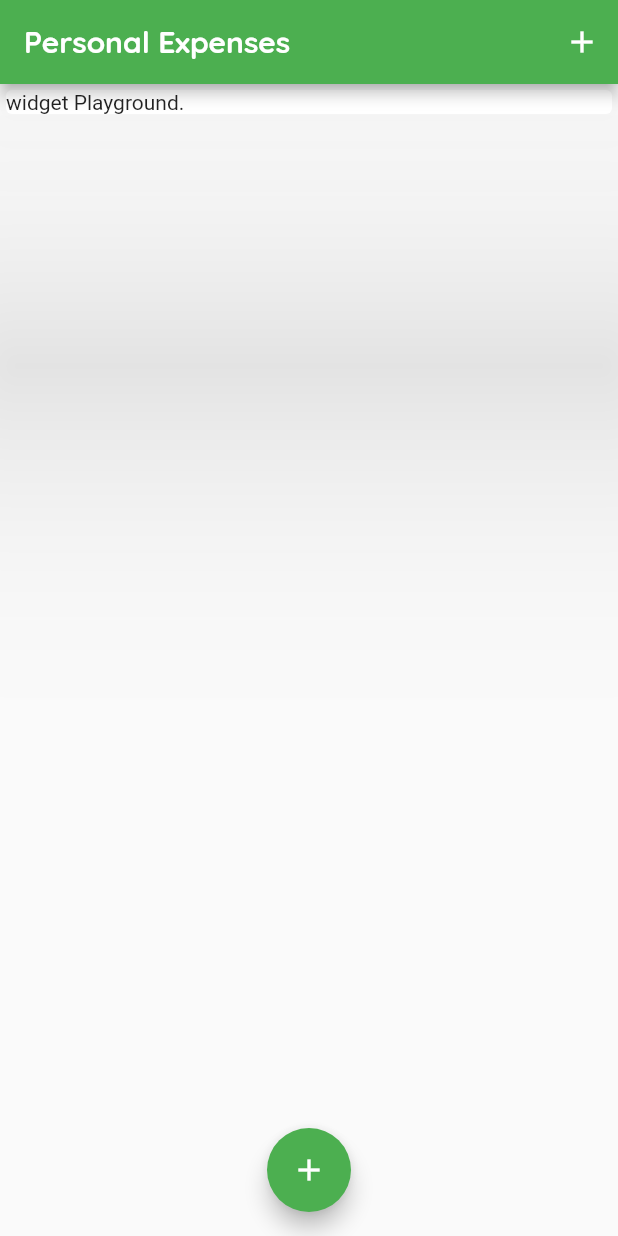
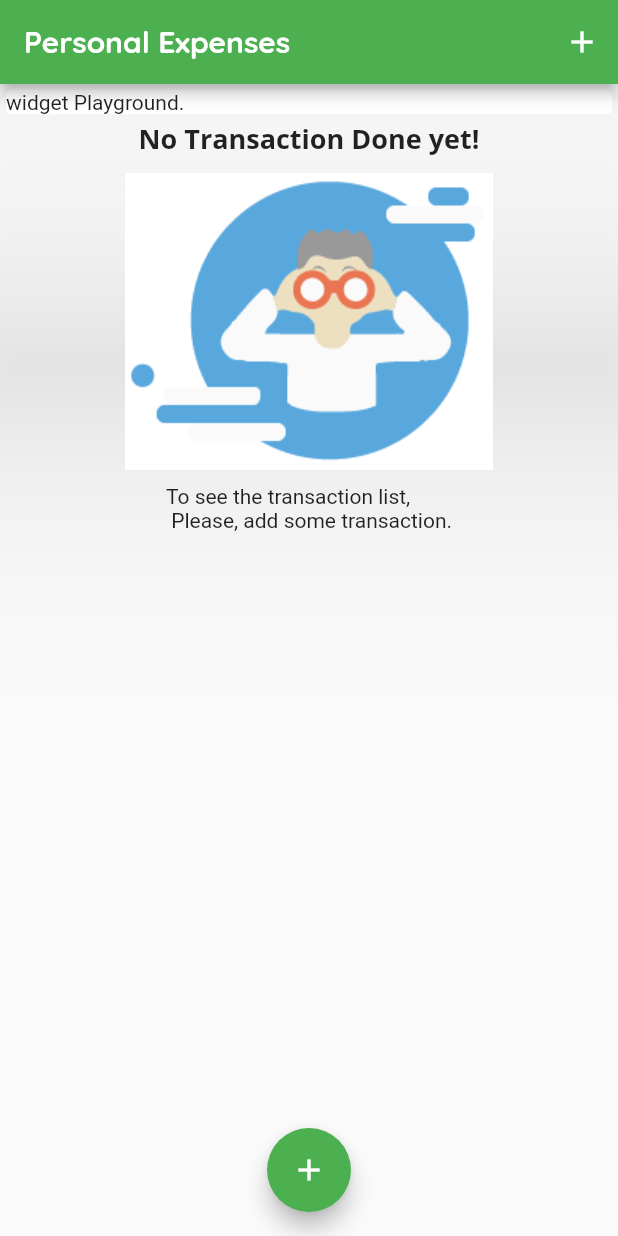
Before and after one commit to avyukta/personal-expense, a Flutter app: the screen it shows after launch, on a phone screen of 412 x 824 dp. Run offline on Flutter 3.47's test engine with Material 2 defaults, Android fonts, the phone set to English and light mode, and no system bars.

Commit message:
added image for no transaction

```diff
--- /dev/null
+++ b/lib/widgets/chart.dart
@@ -0,0 +1,11 @@
+import 'package:flutter/material.dart';
+
+class Chart extends StatelessWidget {
+  @override
+  Widget build(BuildContext context) {
+    return Card(
+      margin: EdgeInsets.all(20),
+      color: Theme.of(context).primaryColor,
+    );
+  }
+}
--- a/lib/widgets/transaction_list.dart
+++ b/lib/widgets/transaction_list.dart
@@ -10,8 +10,31 @@ class TransactionList extends StatelessWidget {
   @override
   Widget build(BuildContext context) {
     return Container(
-      height: 250,
-      child: ListView.builder(
+      height: 300,
+      child: transaction.isEmpty
+          ? Column(
+              children: <Widget>[
+                Text(
+                  "No Transaction Done yet!",
+                  style: Theme.of(context).textTheme.title,
+                ),
+                SizedBox(
+                  height: 10,
+                ),
+                Container(
+                  child: Image.asset(
+                    'assets/images/images.png',
+                    fit: BoxFit.cover,
+                  ),
+                ),
+                SizedBox(
+                  height: 10,
+                ),
+                Text(
+                    'To see the transaction list, \n Please, add some transaction.')
+              ],
+            )
+          : ListView.builder(
               itemBuilder: (ctx, index) {
                 return Card(
                   child: Row(
@@ -42,7 +65,8 @@ class TransactionList extends StatelessWidget {
                           ),
                           Container(
                             child: Text(
-                        DateFormat("d-M-y E").format(transaction[index].date),
+                              DateFormat("d-M-y E")
+                                  .format(transaction[index].date),
                               style: TextStyle(color: Colors.grey),
                             ),
                           )
--- a/pubspec.yaml
+++ b/pubspec.yaml
@@ -38,8 +38,8 @@ flutter:
   # the material Icons class.
   uses-material-design: true
   # To add assets to your application, add an assets section, like this:
-  # assets:
-  #  - images/a_dot_burr.jpeg
+  assets:
+    - assets/images/images.png
   #  - images/a_dot_ham.jpeg
   # An image asset can refer to one or more resolution-specific "variants", see
   # https://flutter.dev/assets-and-images/#resolution-aware.
```
Also changed, not shown: assets/images/images.png (added). Lines whose indentation alone changed are shown as unchanged.
